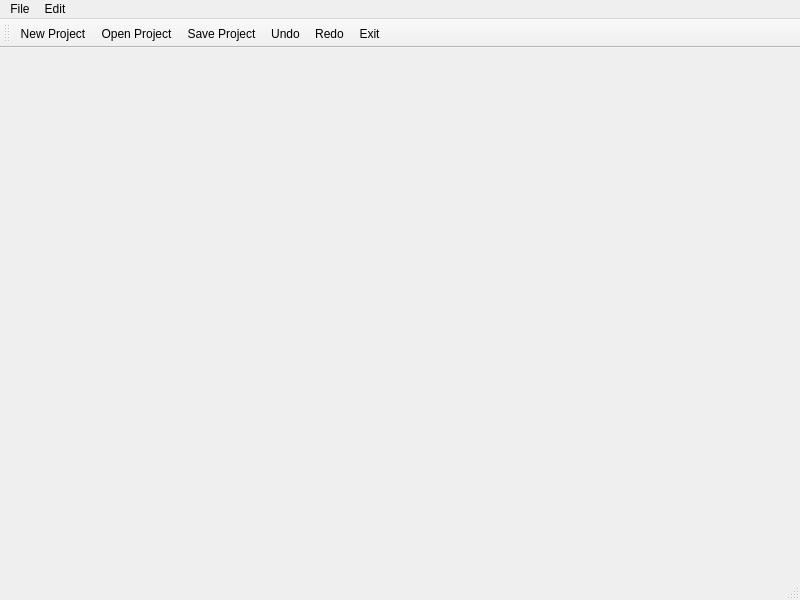
Above: mainwindow.ui from megsss/Thready before the change. Below: the same form after it.
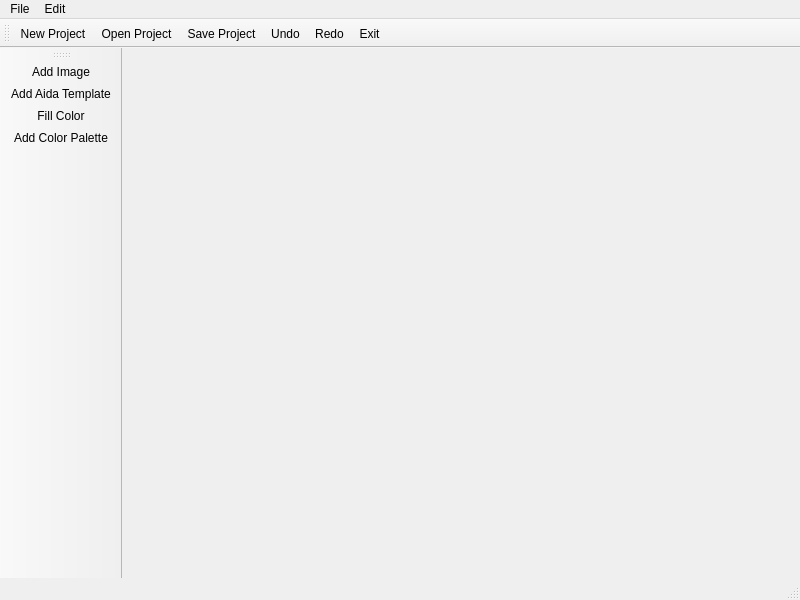
That is the form after the change. Icons and pictures are not drawn.

Patch:
```diff
--- a/mainwindow.ui
+++ b/mainwindow.ui
@@ -61,6 +61,21 @@
    <addaction name="actionRedo"/>
    <addaction name="actionExit"/>
   </widget>
+  <widget class="QToolBar" name="toolBar_2">
+   <property name="windowTitle">
+    <string>toolBar_2</string>
+   </property>
+   <attribute name="toolBarArea">
+    <enum>LeftToolBarArea</enum>
+   </attribute>
+   <attribute name="toolBarBreak">
+    <bool>false</bool>
+   </attribute>
+   <addaction name="actionAdd_Image"/>
+   <addaction name="actionAdd_Aida_Template"/>
+   <addaction name="actionFill_Color"/>
+   <addaction name="actionAdd_Color_Palette"/>
+  </widget>
   <action name="actionNew">
    <property name="icon">
     <iconset resource="resources.qrc">
@@ -115,6 +130,45 @@
     <string>Redo</string>
    </property>
   </action>
+  <action name="actionAdd_Image">
+   <property name="icon">
+    <iconset resource="resources.qrc">
+     <normaloff>:/images/50/addImage.png</normaloff>:/images/50/addImage.png</iconset>
+   </property>
+   <property name="text">
+    <string>Add Image...</string>
+   </property>
+   <property name="toolTip">
+    <string>Add Image</string>
+   </property>
+  </action>
+  <action name="actionAdd_Aida_Template">
+   <property name="icon">
+    <iconset resource="resources.qrc">
+     <normaloff>:/images/50/images/50/grid.png</normaloff>:/images/50/images/50/grid.png</iconset>
+   </property>
+   <property name="text">
+    <string>Add Aida Template...</string>
+   </property>
+  </action>
+  <action name="actionFill_Color">
+   <property name="icon">
+    <iconset resource="resources.qrc">
+     <normaloff>:/images/50/images/50/fillColor.png</normaloff>:/images/50/images/50/fillColor.png</iconset>
+   </property>
+   <property name="text">
+    <string>Fill Color</string>
+   </property>
+  </action>
+  <action name="actionAdd_Color_Palette">
+   <property name="icon">
+    <iconset resource="resources.qrc">
+     <normaloff>:/images/50/images/50/colorPalette.png</normaloff>:/images/50/images/50/colorPalette.png</iconset>
+   </property>
+   <property name="text">
+    <string>Add Color Palette...</string>
+   </property>
+  </action>
  </widget>
  <resources>
   <include location="resources.qrc"/>
```
Left out of the diff: 6 changed lines with no effect on the pictures.
